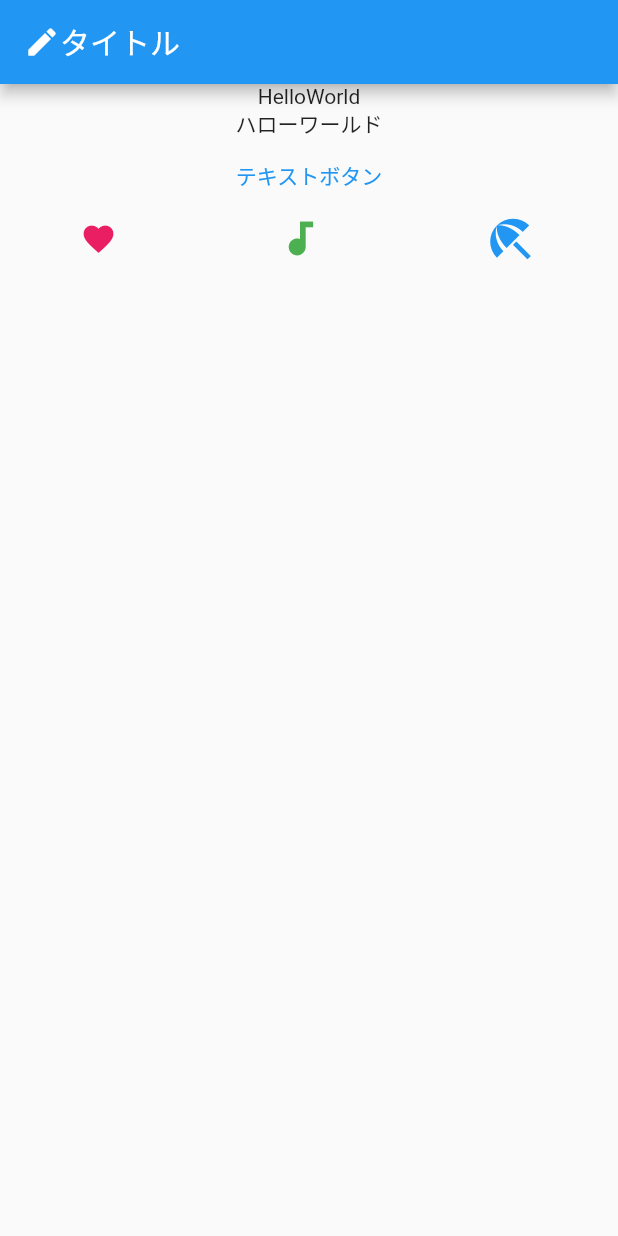
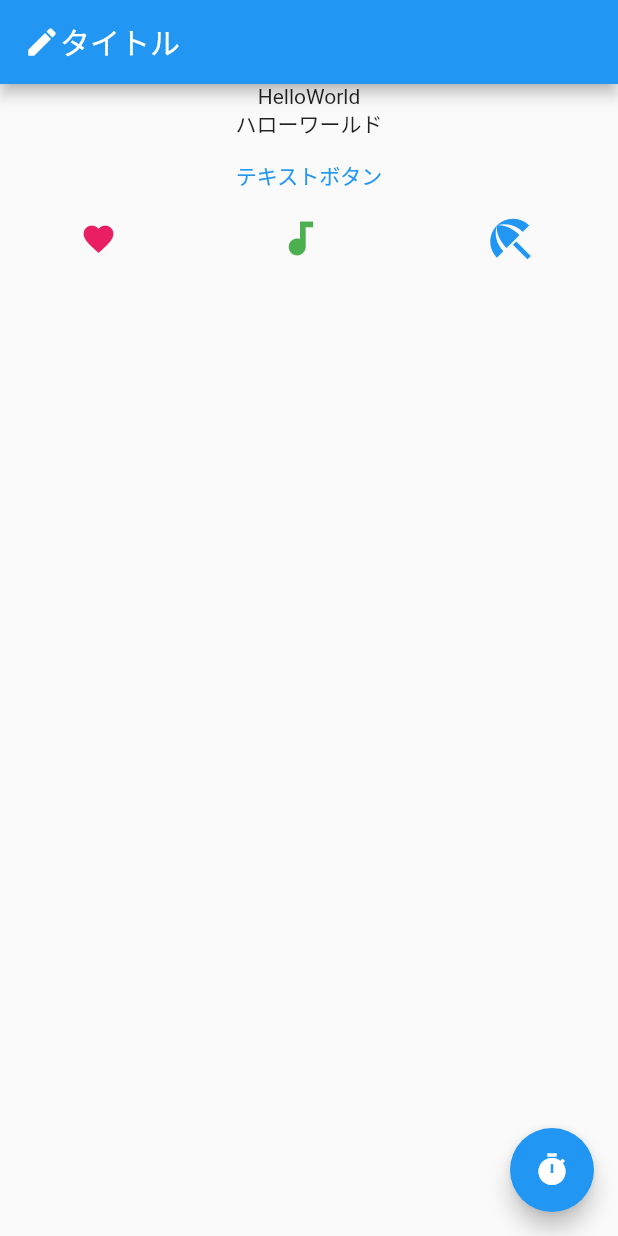
Before and after one commit to tsubasa-sbym/flutter_application_00, a Flutter app: the screen it shows after launch, on a phone screen of 412 x 824 dp. Run offline on Flutter 3.47's test engine with Material 2 defaults, Android fonts, the phone set to English and light mode, and no system bars.

Commit message:
feat: FloatingActionButtonにWidgetを追加

```diff
--- a/lib/main.dart
+++ b/lib/main.dart
@@ -83,7 +83,9 @@ class _MyHomePageState extends State<MyHomePage> {
                  size: 36.0,
                ),
              ]),
-       ])
+       ]),
+       floatingActionButton: FloatingActionButton(
+         onPressed: () => {print("押した")}, child: const Icon(Icons.timer)),
     );
   }
 }
```
